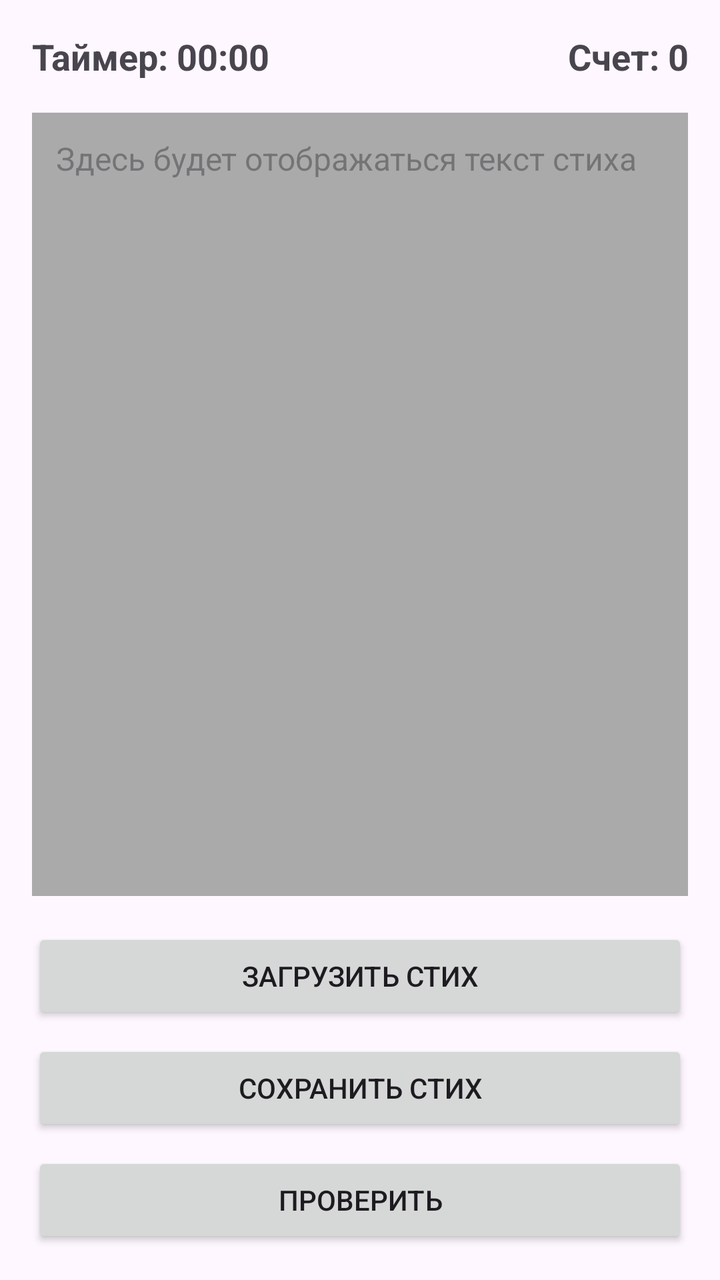
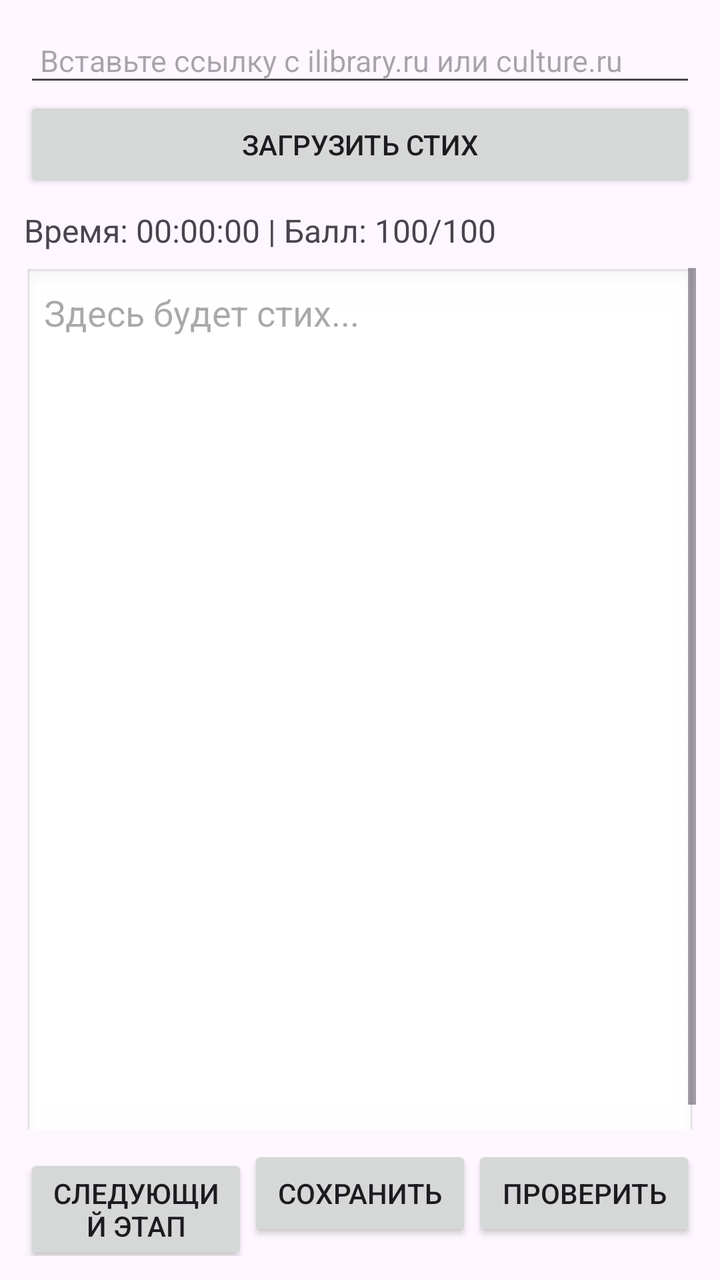

Compare the two renders of this Android layout. The source of the first and the diff that turns it into the second are given below.
<!-- AndroidManifest.xml: application theme Theme.MyApplication -->
<!-- res/layout/activity_main.xml -->
<?xml version="1.0" encoding="utf-8"?>
<LinearLayout xmlns:android="http://schemas.android.com/apk/res/android"
    xmlns:app="http://schemas.android.com/apk/res-auto"
    xmlns:tools="http://schemas.android.com/tools"
    android:layout_width="match_parent"
    android:layout_height="match_parent"
    android:orientation="vertical"
    android:padding="16dp"
    tools:context=".MainActivity">


    
    <LinearLayout
        android:layout_width="match_parent"
        android:layout_height="wrap_content"
        android:orientation="horizontal"
        android:gravity="center_vertical"
        android:layout_marginBottom="16dp">

        <TextView
            android:id="@+id/timerTextView"
            android:layout_width="0dp"
            android:layout_height="wrap_content"
            android:layout_weight="1"
            android:text="Таймер: 00:00"
            android:textSize="18sp"
            android:textStyle="bold" />

        <TextView
            android:id="@+id/scoreTextView"
            android:layout_width="0dp"
            android:layout_height="wrap_content"
            android:layout_weight="1"
            android:text="Счет: 0"
            android:textSize="18sp"
            android:textStyle="bold"
            android:gravity="end"/>

    </LinearLayout>

    

    

    <ScrollView
        android:layout_width="1584dp"
        android:layout_height="1553dp"
        android:layout_marginBottom="16dp"
        android:layout_weight="1"
        android:background="@android:color/darker_gray"> 

        
        <EditText
            android:id="@+id/poemEditText"
            android:layout_width="match_parent"
            android:layout_height="wrap_content"
            android:background="@null"
            android:gravity="top|start"
            android:hint="Здесь будет отображаться текст стиха"
            android:inputType="textMultiLine"
            android:minHeight="150dp"
            android:padding="12dp"
            android:textSize="16sp" />

    </ScrollView>

    <Button
        android:id="@+id/loadButton"
        android:layout_width="match_parent"
        android:layout_height="wrap_content"
        android:text="Загрузить стих"
        android:layout_marginBottom="8dp"/>

    
    <Button
        android:id="@+id/saveButton"
        android:layout_width="match_parent"
        android:layout_height="wrap_content"
        android:text="Сохранить стих"
        android:layout_marginBottom="8dp"/>

    
    <Button
        android:id="@+id/checkButton"
        android:layout_width="match_parent"
        android:layout_height="wrap_content"
        android:text="Проверить"/>

</LinearLayout>
<!-- resources referenced by this layout -->
<resources>
  <style name="Theme.MyApplication" parent="Base.Theme.MyApplication" />
  <style name="Base.Theme.MyApplication" parent="Theme.Material3.DayNight.NoActionBar">
          
          
      </style>
</resources>

<!-- the commit's change to res/layout/activity_main.xml (unified diff, before → after) -->
@@ -1,89 +1,95 @@
 <?xml version="1.0" encoding="utf-8"?>
 <LinearLayout xmlns:android="http://schemas.android.com/apk/res/android"
-    xmlns:app="http://schemas.android.com/apk/res-auto"
-    xmlns:tools="http://schemas.android.com/tools"
+    android:id="@+id/mainRoot"
     android:layout_width="match_parent"
     android:layout_height="match_parent"
     android:orientation="vertical"
-    android:padding="16dp"
-    tools:context=".MainActivity">
+    android:padding="12dp">
 
-
-    
     <LinearLayout
+        android:id="@+id/urlPanel"
         android:layout_width="match_parent"
         android:layout_height="wrap_content"
-        android:orientation="horizontal"
-        android:gravity="center_vertical"
-        android:layout_marginBottom="16dp">
+        android:orientation="vertical"
+        android:paddingBottom="8dp">
 
-        <TextView
-            android:id="@+id/timerTextView"
-            android:layout_width="0dp"
+        <EditText
+            android:id="@+id/urlEditText"
+            android:layout_width="match_parent"
             android:layout_height="wrap_content"
-            android:layout_weight="1"
-            android:text="Таймер: 00:00"
-            android:textSize="18sp"
-            android:textStyle="bold" />
+            android:hint="Вставьте ссылку с ilibrary.ru или culture.ru"
+            android:inputType="textUri"
+            android:singleLine="true"
+            android:textSize="15sp"
+            android:padding="8dp" />
 
-        <TextView
-            android:id="@+id/scoreTextView"
-            android:layout_width="0dp"
+        <Button
+            android:id="@+id/loadInternetButton"
+            android:layout_width="match_parent"
             android:layout_height="wrap_content"
-            android:layout_weight="1"
-            android:text="Счет: 0"
-            android:textSize="18sp"
-            android:textStyle="bold"
-            android:gravity="end"/>
+            android:text="Загрузить стих" />
 
     </LinearLayout>
 
-    
-
-    
+    <TextView
+        android:id="@+id/timerScoreTextView"
+        android:layout_width="match_parent"
+        android:layout_height="wrap_content"
+        android:text="Время: 00:00:00 | Балл: 100/100"
+        android:textSize="16sp"
+        android:paddingBottom="8dp" />
 
     <ScrollView
-        android:layout_width="1584dp"
-        android:layout_height="1553dp"
-        android:layout_marginBottom="16dp"
+        android:id="@+id/poemScrollView"
+        android:layout_width="match_parent"
+        android:layout_height="0dp"
         android:layout_weight="1"
-        android:background="@android:color/darker_gray"> 
+        android:fillViewport="true">
 
-        
         <EditText
             android:id="@+id/poemEditText"
             android:layout_width="match_parent"
             android:layout_height="wrap_content"
-            android:background="@null"
             android:gravity="top|start"
-            android:hint="Здесь будет отображаться текст стиха"
-            android:inputType="textMultiLine"
-            android:minHeight="150dp"
-            android:padding="12dp"
-            android:textSize="16sp" />
+            android:minLines="20"
+            android:textSize="18sp"
+            android:inputType="textMultiLine|textNoSuggestions"
+            android:singleLine="false"
+            android:overScrollMode="always"
+            android:background="@android:drawable/edit_text"
+            android:padding="10dp"
+            android:hint="Здесь будет стих..." />
 
     </ScrollView>
 
-    <Button
-        android:id="@+id/loadButton"
+    <LinearLayout
+        android:id="@+id/bottomButtonsLayout"
         android:layout_width="match_parent"
         android:layout_height="wrap_content"
-        android:text="Загрузить стих"
-        android:layout_marginBottom="8dp"/>
+        android:orientation="horizontal"
+        android:paddingTop="8dp">
 
-    
-    <Button
-        android:id="@+id/saveButton"
-        android:layout_width="match_parent"
-        android:layout_height="wrap_content"
-        android:text="Сохранить стих"
-        android:layout_marginBottom="8dp"/>
+        <Button
+            android:id="@+id/nextStageButton"
+            android:layout_width="0dp"
+            android:layout_height="wrap_content"
+            android:layout_weight="1"
+            android:text="Следующий этап" />
 
-    
-    <Button
-        android:id="@+id/checkButton"
-        android:layout_width="match_parent"
-        android:layout_height="wrap_content"
-        android:text="Проверить"/>
+        <Button
+            android:id="@+id/saveButton"
+            android:layout_width="0dp"
+            android:layout_height="wrap_content"
+            android:layout_weight="1"
+            android:text="Сохранить" />
+
+        <Button
+            android:id="@+id/checkButton"
+            android:layout_width="0dp"
+            android:layout_height="wrap_content"
+            android:layout_weight="1"
+            android:text="Проверить" />
+
+    </LinearLayout>
 
 </LinearLayout>
